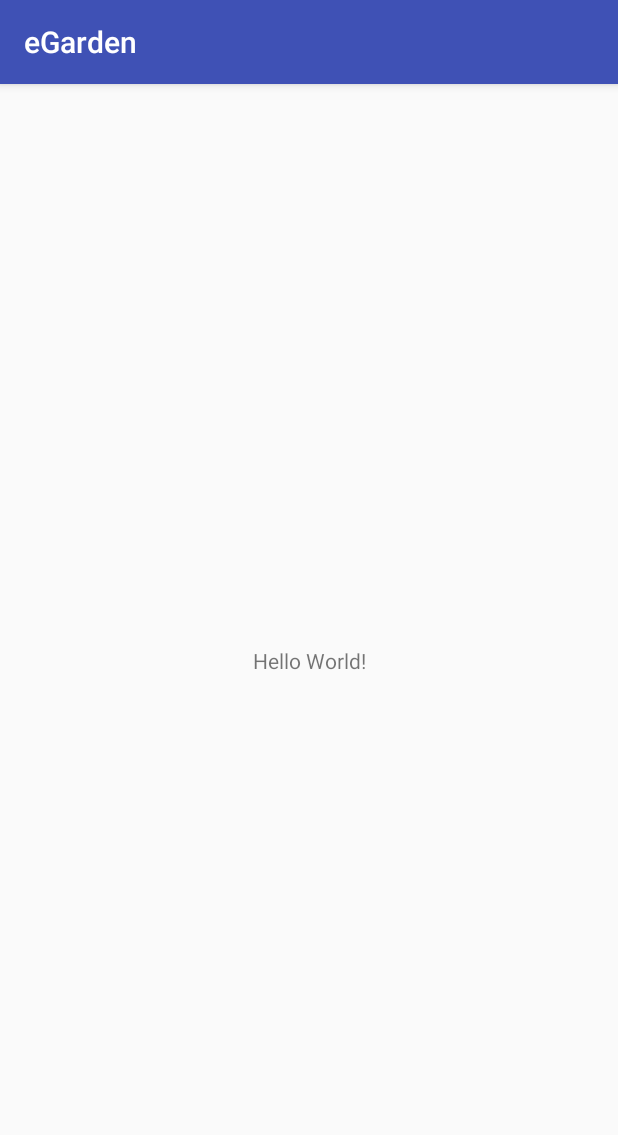
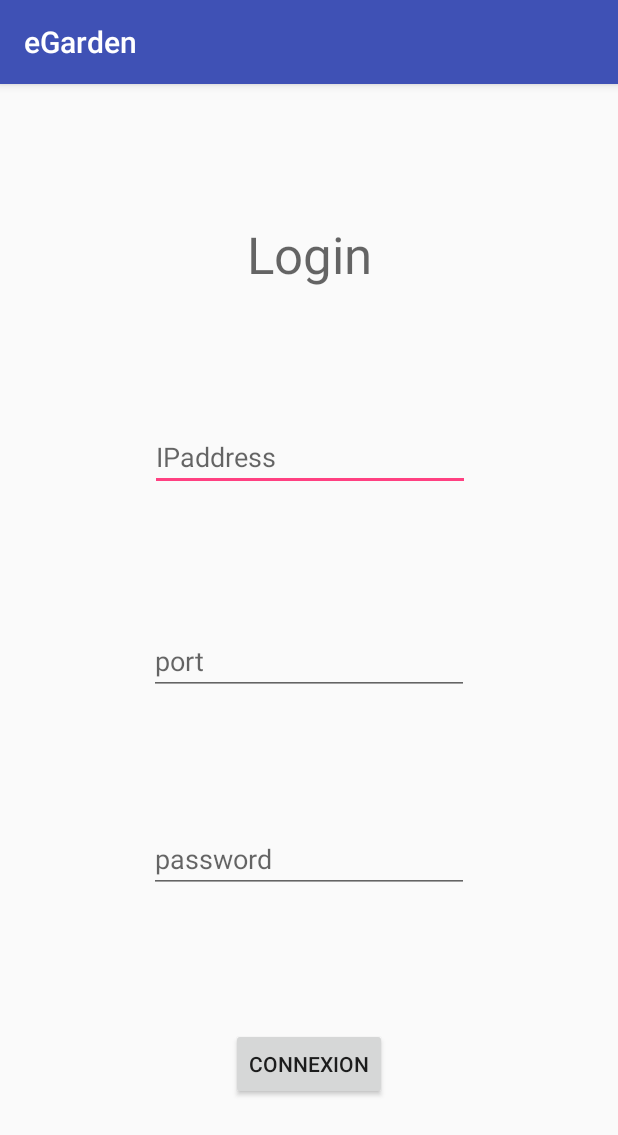
Before and after one commit to TheoKriszt/eGarden, an Android app: the screen it shows after launch (LoginActivity), on a phone screen of 412 x 824 dp. Shown: the top 1135 px of the screen. Run offline under Robolectric (Android 15) with nearby library versions, the phone set to English and light mode, and no system bars; our stand-ins replace ButterKnife.

```diff
--- a/app/src/main/AndroidManifest.xml
+++ b/app/src/main/AndroidManifest.xml
@@ -16,6 +16,10 @@
                 <category android:name="android.intent.category.LAUNCHER" />
             </intent-filter>
         </activity>
+        <activity
+            android:name=".DashboardActivity"
+            android:label="@string/title_activity_dashboard"
+            android:theme="@style/AppTheme.NoActionBar"></activity>
     </application>
 
 </manifest>
--- a/app/src/main/res/layout/activity_login.xml
+++ b/app/src/main/res/layout/activity_login.xml
@@ -7,12 +7,70 @@
     tools:context="fr.kriszt.theo.egarden.LoginActivity">
 
     <TextView
+        android:id="@+id/textView"
         android:layout_width="wrap_content"
         android:layout_height="wrap_content"
-        android:text="Hello World!"
-        app:layout_constraintBottom_toBottomOf="parent"
-        app:layout_constraintLeft_toLeftOf="parent"
-        app:layout_constraintRight_toRightOf="parent"
+
+        android:text="@string/login"
+        android:textAppearance="@style/TextAppearance.AppCompat.Display1"
+        app:layout_constraintBottom_toTopOf="@+id/editIPAddress"
+        app:layout_constraintEnd_toEndOf="parent"
+        app:layout_constraintHorizontal_bias="0.5"
+        app:layout_constraintStart_toStartOf="parent"
         app:layout_constraintTop_toTopOf="parent" />
 
+
+    <EditText
+        android:id="@+id/editIPAddress"
+        android:layout_width="wrap_content"
+        android:layout_height="wrap_content"
+
+        android:ems="10"
+        android:hint="@string/ipaddress"
+        android:inputType="textPersonName"
+        app:layout_constraintBottom_toTopOf="@+id/editPort"
+        app:layout_constraintEnd_toEndOf="parent"
+        app:layout_constraintHorizontal_bias="0.502"
+        app:layout_constraintStart_toStartOf="parent"
+        app:layout_constraintTop_toBottomOf="@+id/textView" />
+
+    <EditText
+        android:id="@+id/editPort"
+        android:layout_width="wrap_content"
+        android:layout_height="wrap_content"
+
+        android:ems="10"
+        android:hint="@string/port"
+        android:inputType="number"
+        app:layout_constraintBottom_toTopOf="@+id/editPassword"
+        app:layout_constraintEnd_toEndOf="parent"
+        app:layout_constraintHorizontal_bias="0.5"
+        app:layout_constraintStart_toStartOf="parent"
+        app:layout_constraintTop_toBottomOf="@+id/editIPAddress" />
+
+    <EditText
+        android:id="@+id/editPassword"
+        android:layout_width="wrap_content"
+        android:layout_height="41dp"
+
+        android:ems="10"
+        android:hint="@string/password"
+        android:inputType="textPassword"
+        app:layout_constraintBottom_toTopOf="@+id/connectButton"
+        app:layout_constraintEnd_toEndOf="parent"
+        app:layout_constraintHorizontal_bias="0.5"
+        app:layout_constraintStart_toStartOf="parent"
+        app:layout_constraintTop_toBottomOf="@+id/editPort" />
+
+    <Button
+        android:id="@+id/connectButton"
+        android:layout_width="wrap_content"
+        android:layout_height="wrap_content"
+        android:text="@string/connexion"
+        app:layout_constraintBottom_toBottomOf="parent"
+        app:layout_constraintEnd_toEndOf="parent"
+        app:layout_constraintHorizontal_bias="0.5"
+        app:layout_constraintStart_toStartOf="parent"
+        app:layout_constraintTop_toBottomOf="@+id/editPassword" />
+
 </android.support.constraint.ConstraintLayout>
--- /dev/null
+++ b/app/src/main/res/values/dimens.xml
@@ -0,0 +1,3 @@
+<resources>
+    <dimen name="fab_margin">16dp</dimen>
+</resources>
--- a/app/src/main/res/values/strings.xml
+++ b/app/src/main/res/values/strings.xml
@@ -1,3 +1,9 @@
 <resources>
     <string name="app_name">eGarden</string>
+    <string name="login">Login</string>
+    <string name="connexion">Connexion</string>
+    <string name="port">port</string>
+    <string name="password">password</string>
+    <string name="ipaddress">IPaddress</string>
+    <string name="title_activity_dashboard">DashboardActivity</string>
 </resources>
--- a/app/src/main/res/values/styles.xml
+++ b/app/src/main/res/values/styles.xml
@@ -8,4 +8,13 @@
         <item name="colorAccent">@color/colorAccent</item>
     </style>
 
+    <style name="AppTheme.NoActionBar">
+        <item name="windowActionBar">false</item>
+        <item name="windowNoTitle">true</item>
+    </style>
+
+    <style name="AppTheme.AppBarOverlay" parent="ThemeOverlay.AppCompat.Dark.ActionBar" />
+
+    <style name="AppTheme.PopupOverlay" parent="ThemeOverlay.AppCompat.Light" />
+
 </resources>
--- a/build.gradle
+++ b/build.gradle
@@ -1,4 +1,7 @@
 // Top-level build file where you can add configuration options common to all sub-projects/modules.
+
+
+//apply plugin: 'com.jakewharton.butterknife'
 
 buildscript {
 
@@ -8,6 +11,7 @@ buildscript {
     }
     dependencies {
         classpath 'com.android.tools.build:gradle:3.0.1'
+        classpath 'com.jakewharton:butterknife-gradle-plugin:8.5.1'
 
 
         // NOTE: Do not place your application dependencies here; they belong
```
Also changed, not shown: app/build.gradle (+9 -0 lines), app/src/main/java/fr/kriszt/theo/egarden/DashboardActivity.java (added, +29 -0 lines), app/src/main/java/fr/kriszt/theo/egarden/LoginActivity.java (+79 -0 lines), app/src/main/res/layout/activity_dashboard.xml (added, +33 -0 lines), app/src/main/res/layout/content_dashboard.xml (added, +11 -0 lines).
